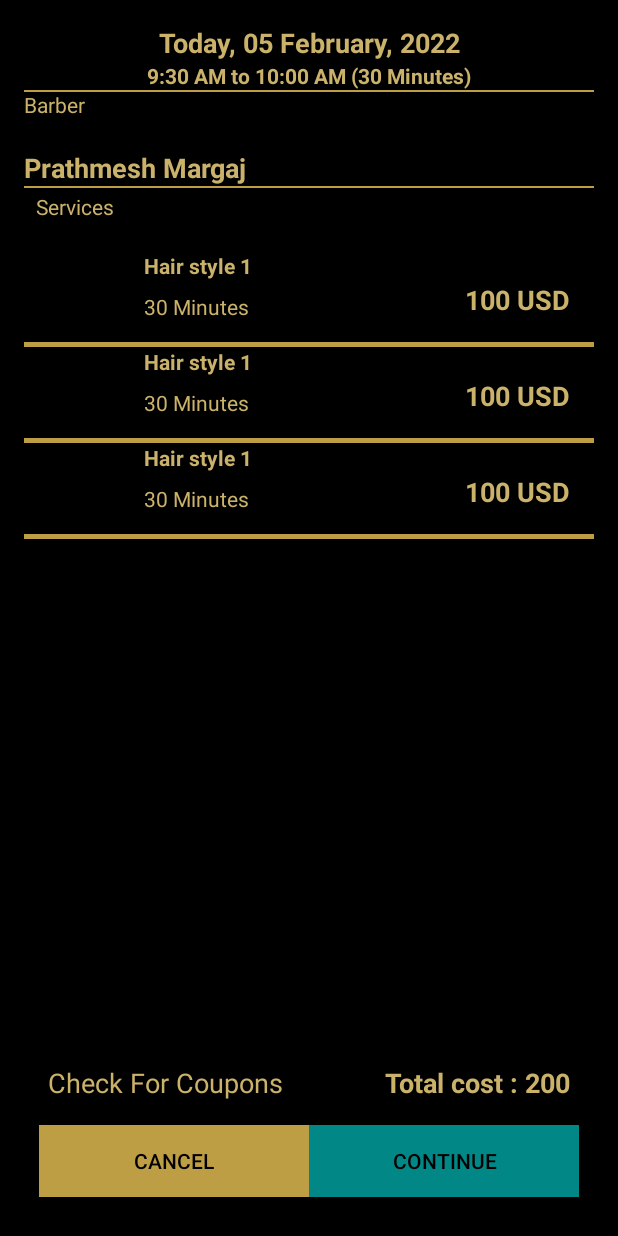
After one commit to JasonChe777/RoyalClips, an Android app: the layout fragment_book_summary.xml on its own in the app's theme, with its tools: preview values and no code run, on a phone screen of 412 x 824 dp. The commit adds this screen. Run offline under Robolectric (Android 15) with nearby library versions, the phone set to English and light mode, and no system bars.

Commit message:
Validation for login and registration is done. Added book summary ui

```diff
--- a/app/build.gradle
+++ b/app/build.gradle
@@ -57,4 +57,8 @@ dependencies {
     annotationProcessor 'com.github.bumptech.glide:compiler:4.13.0'
     implementation "androidx.swiperefreshlayout:swiperefreshlayout:1.1.0"
 
+    def coroutine_version = "1.6.4"
+
+    implementation "org.jetbrains.kotlinx:kotlinx-coroutines-core:$coroutine_version"
+
 }
--- a/app/src/main/java/com/example/royalclips/model/util/Validation.kt
+++ /dev/null
@@ -1 +0,0 @@
-package com.example.royalclips.model.util
--- a/app/src/main/java/com/example/royalclips/view/LoginActivity.kt
+++ b/app/src/main/java/com/example/royalclips/view/LoginActivity.kt
@@ -10,6 +10,7 @@ import androidx.lifecycle.ViewModelProvider
 import com.example.royalclips.databinding.ActivityLoginBinding
 import com.example.royalclips.model.data.login.LoginRequest
 import com.example.royalclips.viewmodel.LoginViewModel
+import com.google.android.material.snackbar.Snackbar
 
 class LoginActivity : AppCompatActivity() {
 
@@ -50,6 +51,7 @@ class LoginActivity : AppCompatActivity() {
     }
 
     private fun setUpObserver() {
+
         viewModel.goToHomeScreen.observe(this){
             startActivity(Intent(this@LoginActivity, MainActivity::class.java))
         }
@@ -61,7 +63,7 @@ class LoginActivity : AppCompatActivity() {
 
         viewModel.error.observe(this){
 
-            makeText(this,it, Toast.LENGTH_LONG).show()
+            Snackbar.make(binding.root,it,Snackbar.LENGTH_SHORT).show()
         }
     }
 
--- a/app/src/main/java/com/example/royalclips/view/RegisterActivity.kt
+++ b/app/src/main/java/com/example/royalclips/view/RegisterActivity.kt
@@ -9,6 +9,7 @@ import androidx.lifecycle.ViewModelProvider
 import com.example.royalclips.databinding.ActivityRegisterBinding
 import com.example.royalclips.model.data.register.RegisterRequest
 import com.example.royalclips.viewmodel.RegisterViewModel
+import com.google.android.material.snackbar.Snackbar
 import com.google.firebase.messaging.FirebaseMessaging
 
 class RegisterActivity : AppCompatActivity() {
@@ -47,16 +48,19 @@ class RegisterActivity : AppCompatActivity() {
             )
             if (binding.edtPassword.text.toString() == binding.edtConfirmPassword.text.toString()) {
                 viewModel.doRegister(registerRequest)
-                Toast.makeText(this, "Sign Up Successfully!", Toast.LENGTH_SHORT).show()
             } else {
 
-                Toast.makeText(
-                    this,
+                Snackbar.make(
+                    binding.root,
                     "Password Doesn't Match!\nPlease Try Again!",
-                    Toast.LENGTH_SHORT
+                    Snackbar.LENGTH_SHORT
                 ).show()
             }
 
+        }
+
+        binding.tvSignIn.setOnClickListener {
+            startActivity(Intent(this@RegisterActivity, LoginActivity::class.java))
         }
     }
 
@@ -68,7 +72,7 @@ class RegisterActivity : AppCompatActivity() {
         }
 
         viewModel.error.observe(this) {
-            Toast.makeText(this, it, Toast.LENGTH_LONG).show()
+            Snackbar.make(binding.root, it, Snackbar.LENGTH_LONG).show()
         }
     }
 }
--- a/app/src/main/java/com/example/royalclips/viewmodel/LoginViewModel.kt
+++ b/app/src/main/java/com/example/royalclips/viewmodel/LoginViewModel.kt
@@ -30,11 +30,18 @@ class LoginViewModel: ViewModel() {
         val loginApiCall: Call<LoginResponse> = apiService.doLogin(loginRequest)
         loginApiCall.enqueue(object : Callback<LoginResponse> {
             override fun onResponse(call: Call<LoginResponse>, response: Response<LoginResponse>) {
-                if (response.body()?.status==0){
-                    loginLiveData.postValue(response.body())
-                    goToHomeScreen.postValue(true)
-                }  else {
-                    error.postValue("Please Register An Account First!")
+                when (response.body()?.status) {
+                    0 -> {
+                        loginLiveData.postValue(response.body())
+                        goToHomeScreen.postValue(true)
+
+                    }
+                    1 -> {
+                        error.postValue(response.body()?.message)
+                    }
+                    else -> {
+                        error.postValue(response.body()?.message)
+                    }
                 }
             }
 
@@ -44,4 +51,5 @@ class LoginViewModel: ViewModel() {
             }
         })
     }
+
 }
--- a/app/src/main/java/com/example/royalclips/viewmodel/RegisterViewModel.kt
+++ b/app/src/main/java/com/example/royalclips/viewmodel/RegisterViewModel.kt
@@ -28,11 +28,14 @@ class RegisterViewModel: ViewModel(){
         val registerApiCall: Call<RegisterResponse> = apiService.doRegister(registerRequest)
         registerApiCall.enqueue(object : Callback<RegisterResponse> {
             override fun onResponse(call: Call<RegisterResponse>, response: Response<RegisterResponse>) {
-                if (response.body()?.status==0){
-                    goToLogin.postValue(true)
-
-                }else{
-                    error.postValue("Failed to Sign Up!")
+                when (response.body()?.status) {
+                    0 -> {
+                        goToLogin.postValue(true)
+                    }
+                    1 -> error.postValue(response.body()?.message)
+                    else -> {
+                        error.postValue(response.body()?.message)
+                    }
                 }
             }
 
--- a/app/src/main/res/layout/activity_register.xml
+++ b/app/src/main/res/layout/activity_register.xml
@@ -125,7 +125,7 @@
         app:layout_constraintTop_toBottomOf="@id/btnSignUp" />
 
     <androidx.appcompat.widget.AppCompatTextView
-        android:id="@+id/tvSignUp"
+        android:id="@+id/tvSignIn"
         android:layout_width="wrap_content"
         android:layout_height="wrap_content"
         android:layout_marginStart="10dp"
--- /dev/null
+++ b/app/src/main/res/layout/fragment_book_summary.xml
@@ -0,0 +1,150 @@
+<?xml version="1.0" encoding="utf-8"?>
+<androidx.constraintlayout.widget.ConstraintLayout xmlns:android="http://schemas.android.com/apk/res/android"
+    xmlns:app="http://schemas.android.com/apk/res-auto"
+    android:layout_width="match_parent"
+    android:layout_height="match_parent"
+    xmlns:tools="http://schemas.android.com/tools"
+    android:background="@color/splashScreenBackgroundColor"
+    android:padding="16dp">
+
+    <TextView
+        android:id="@+id/tv_selected_day_date"
+        android:layout_width="wrap_content"
+        android:layout_height="wrap_content"
+        android:layout_gravity="center_horizontal"
+        android:text="Today, 05 February, 2022"
+        android:textAppearance="@style/TextAppearance.AppCompat.Medium"
+        android:textColor="@color/loginTextColor"
+        android:textStyle="bold"
+        app:layout_constraintEnd_toEndOf="parent"
+        app:layout_constraintStart_toStartOf="parent"
+        app:layout_constraintTop_toTopOf="parent" />
+
+    <TextView
+        android:id="@+id/tv_selected_time"
+        android:layout_width="wrap_content"
+        android:layout_height="wrap_content"
+        android:layout_gravity="center_horizontal"
+        android:text="9:30 AM to 10:00 AM (30 Minutes)"
+        android:textColor="@color/loginTextColor"
+        android:textStyle="bold"
+        app:layout_constraintEnd_toEndOf="parent"
+        app:layout_constraintStart_toStartOf="parent"
+        app:layout_constraintTop_toBottomOf="@id/tv_selected_day_date" />
+
+    <View
+        android:layout_width="match_parent"
+        android:layout_height="1dp"
+        android:background="@color/loginBtnColor"
+        app:layout_constraintTop_toBottomOf="@id/tv_selected_time" />
+
+
+    <TextView
+        android:layout_width="match_parent"
+        android:layout_height="wrap_content"
+        android:text="Barber"
+        android:textColor="@color/loginTextColor"
+        app:layout_constraintStart_toStartOf="parent"
+        app:layout_constraintTop_toBottomOf="@id/tv_selected_time" />
+
+    <TextView
+        android:id="@+id/tv_selected_barber"
+        android:layout_width="wrap_content"
+        android:layout_height="wrap_content"
+        android:text="Prathmesh Margaj"
+        android:textAppearance="@style/TextAppearance.AppCompat.Medium"
+        android:textColor="@color/loginTextColor"
+        android:textStyle="bold"
+        app:layout_constraintBottom_toBottomOf="@id/iv_barber_pic"
+        app:layout_constraintStart_toStartOf="parent" />
+
+    <ImageView
+        android:id="@+id/iv_barber_pic"
+        android:layout_width="64dp"
+        android:layout_height="64dp"
+        android:layout_alignParentEnd="true"
+        app:layout_constraintEnd_toEndOf="parent"
+        app:layout_constraintTop_toBottomOf="@id/tv_selected_time" />
+
+    <View
+        android:layout_width="match_parent"
+        android:layout_height="1dp"
+        android:background="@color/loginBtnColor"
+        app:layout_constraintTop_toBottomOf="@id/iv_barber_pic" />
+
+    <TextView
+        android:id="@+id/tv_services"
+        android:layout_width="match_parent"
+        android:layout_height="wrap_content"
+        android:layout_marginStart="8dp"
+        android:paddingTop="4dp"
+        android:paddingBottom="4dp"
+        android:textColor="@color/loginTextColor"
+        android:text="Services"
+        app:layout_constraintStart_toStartOf="parent"
+        app:layout_constraintTop_toBottomOf="@id/iv_barber_pic" />
+
+    <androidx.recyclerview.widget.RecyclerView
+        android:id="@+id/rv_selected_service"
+        android:layout_width="match_parent"
+        android:layout_height="0dp"
+        android:paddingVertical="16dp"
+        tools:listitem="@layout/item_book_service"
+        app:layout_constraintTop_toBottomOf="@id/tv_services"
+        app:layout_constraintBottom_toTopOf="@id/tv_coupon_code"/>
+
+    <TextView
+        android:id="@+id/tv_total_cost"
+        android:layout_width="match_parent"
+        android:layout_height="wrap_content"
+        android:layout_marginEnd="16dp"
+        android:gravity="end"
+        android:layout_marginBottom="16dp"
+        android:text="Total cost : 200"
+        android:textAppearance="@style/TextAppearance.AppCompat.Medium"
+        android:textColor="@color/loginTextColor"
+        android:textStyle="bold"
+        app:layout_constraintBottom_toTopOf="@id/btn_cancel"
+        app:layout_constraintEnd_toEndOf="parent"/>
+
+    <TextView
+        android:id="@+id/tv_coupon_code"
+        android:layout_width="wrap_content"
+        android:layout_height="wrap_content"
+        android:layout_marginLeft="16dp"
+        android:layout_marginTop="4dp"
+        android:layout_marginRight="16dp"
+        android:layout_marginBottom="16dp"
+        android:text="Check For Coupons"
+        android:textAppearance="@style/TextAppearance.AppCompat.Medium"
+        android:textColor="@color/loginTextColor"
+        app:layout_constraintBottom_toTopOf="@id/btn_cancel"
+        app:layout_constraintStart_toStartOf="parent"/>
+
+
+    <androidx.appcompat.widget.AppCompatButton
+        android:id="@+id/btn_cancel"
+        android:layout_width="0dp"
+        android:layout_height="wrap_content"
+        android:layout_marginVertical="10dp"
+        android:layout_marginStart="10dp"
+        android:background="@color/loginBtnColor"
+        android:text="Cancel"
+        android:textColor="@color/black"
+        app:layout_constraintBottom_toBottomOf="parent"
+        app:layout_constraintEnd_toStartOf="@id/btn_continue"
+        app:layout_constraintStart_toStartOf="parent" />
+
+    <androidx.appcompat.widget.AppCompatButton
+        android:id="@+id/btn_continue"
+        android:layout_width="0dp"
+        android:layout_height="wrap_content"
+        android:layout_marginVertical="10dp"
+        android:layout_marginEnd="10dp"
+        android:background="@color/teal_700"
+        android:text="Continue"
+        android:textColor="@color/black"
+        app:layout_constraintBottom_toBottomOf="parent"
+        app:layout_constraintEnd_toEndOf="parent"
+        app:layout_constraintStart_toEndOf="@id/btn_cancel" />
+</androidx.constraintlayout.widget.ConstraintLayout>
--- /dev/null
+++ b/app/src/main/res/layout/item_book_service.xml
@@ -0,0 +1,58 @@
+<?xml version="1.0" encoding="utf-8"?>
+<androidx.constraintlayout.widget.ConstraintLayout xmlns:android="http://schemas.android.com/apk/res/android"
+    xmlns:app="http://schemas.android.com/apk/res-auto"
+    android:layout_width="match_parent"
+    android:layout_height="wrap_content"
+    android:background="@color/splashScreenBackgroundColor"
+    android:orientation="vertical">
+
+    <ImageView
+        android:id="@+id/iv_service_pic"
+        android:layout_width="64dp"
+        android:layout_height="64dp"
+        android:scaleType="fitXY"
+        app:layout_constraintStart_toStartOf="parent"
+        app:layout_constraintTop_toTopOf="parent"
+        />
+
+    <TextView
+        android:id="@+id/tv_cost"
+        android:layout_width="wrap_content"
+        android:layout_height="wrap_content"
+        android:layout_marginRight="16dp"
+        android:text="100 USD"
+        android:textAppearance="@style/TextAppearance.AppCompat.Medium"
+        android:textColor="@color/loginTextColor"
+        android:textStyle="bold"
+        app:layout_constraintBottom_toBottomOf="parent"
+        app:layout_constraintEnd_toEndOf="parent"
+        app:layout_constraintTop_toTopOf="parent" />
+
+    <TextView
+        android:id="@+id/tv_service_name"
+        android:layout_width="wrap_content"
+        android:layout_height="wrap_content"
+        android:layout_marginHorizontal="16dp"
+        android:text="Hair style 1"
+        android:textColor="@color/loginTextColor"
+        android:textStyle="bold"
+        app:layout_constraintStart_toEndOf="@id/iv_service_pic"
+        app:layout_constraintTop_toTopOf="parent" />
+
+    <TextView
+        android:id="@+id/tv_duration"
+        android:layout_width="wrap_content"
+        android:layout_height="wrap_content"
+        android:layout_marginTop="8dp"
+        android:textColor="@color/loginTextColor"
+        android:layout_marginHorizontal="16dp"
+        android:text="30 Minutes"
+        app:layout_constraintStart_toEndOf="@id/iv_service_pic"
+        app:layout_constraintTop_toBottomOf="@id/tv_service_name" />
+
+    <View
+        android:layout_width="match_parent"
+        android:layout_height="3dp"
+        android:background="@color/loginBtnColor"
+        app:layout_constraintBottom_toBottomOf="parent" />
+</androidx.constraintlayout.widget.ConstraintLayout>
```
